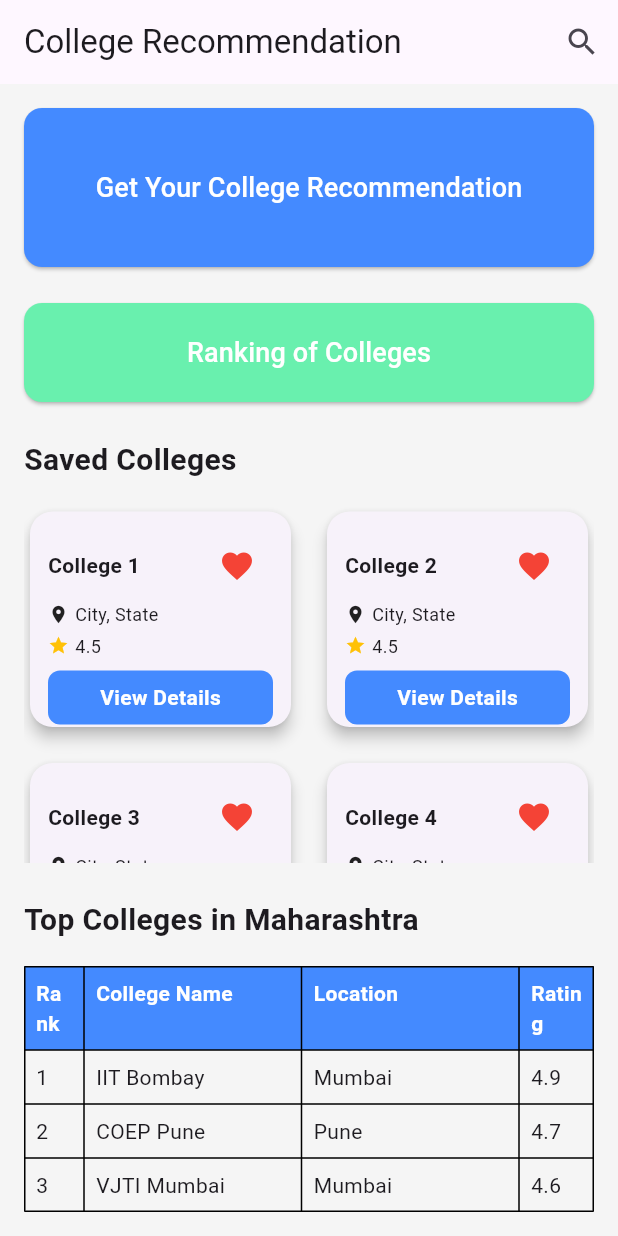
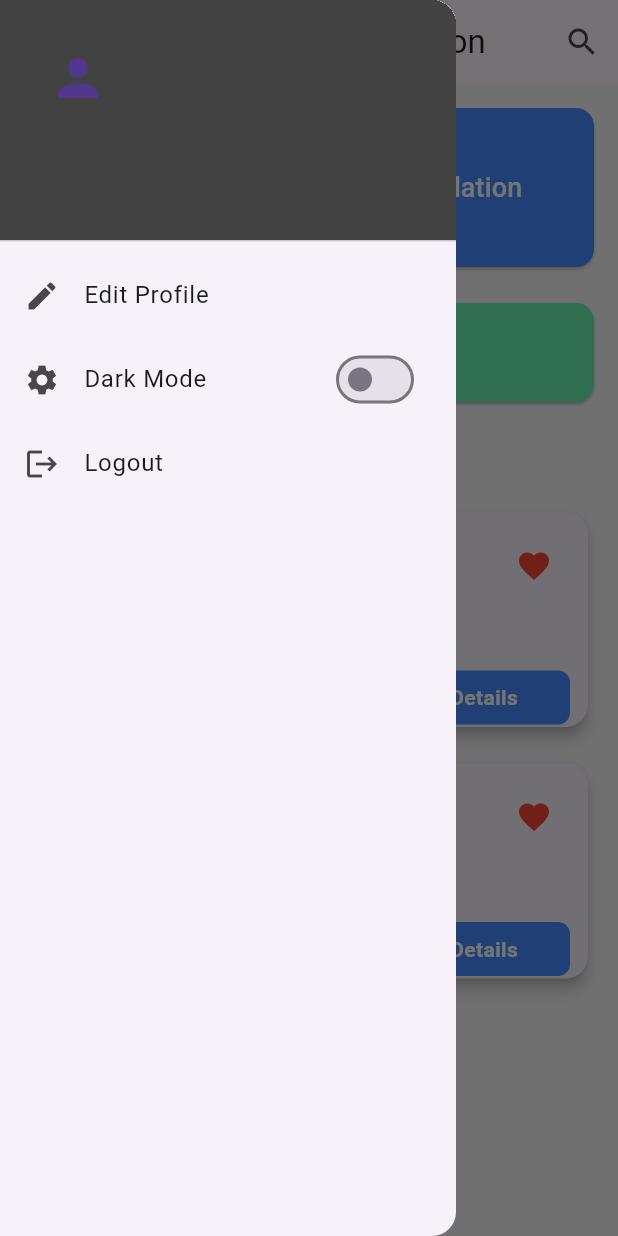
Before and after one commit to omsagvekar/College-Recommendation-App, a Flutter app: the HomeScreen screen opened directly, with the side drawer open (before the commit the screen has no drawer), on a phone screen of 412 x 824 dp. Run offline on Flutter 3.47's test engine with Material 3 defaults, Android fonts, the light colour scheme and no system bars; our stand-ins replace supabase_flutter; accounts and stored records are empty.

Commit message:
changes in the Home Screen

```diff
--- a/lib/home_screen.dart
+++ b/lib/home_screen.dart
@@ -202,82 +202,54 @@ class _HomeScreenState extends State<HomeScreen> {
                   },
                 ),
               ),
-              const SizedBox(height: 24),
-
-              // Top Colleges in Maharashtra Table
-              const Text(
-                'Top Colleges in Maharashtra',
-                style: TextStyle(fontSize: 20, fontWeight: FontWeight.bold),
+            ],
+          ),
+        ),
+        drawer: Drawer(
+          child: ListView(
+            padding: EdgeInsets.zero,
+            children: [
+              UserAccountsDrawerHeader(
+                accountName: Text(userName),
+                accountEmail: Text(userEmail),
+                currentAccountPicture: CircleAvatar(
+                  backgroundColor:
+                      Theme.of(context).brightness == Brightness.dark
+                          ? Colors.grey[800]
+                          : Colors.grey[200],
+                  child: const Icon(Icons.person, size: 40),
+                ),
+                decoration: BoxDecoration(
+                  color: Theme.of(context).brightness == Brightness.dark
+                      ? Colors.grey[800]
+                      : Colors.blueAccent,
+                ),
               ),
-              const SizedBox(height: 16),
-              Table(
-                border: TableBorder.all(color: Colors.black),
-                columnWidths: const {
-                  0: FixedColumnWidth(40),
-                  1: FlexColumnWidth(),
-                  2: FlexColumnWidth(),
-                  3: FixedColumnWidth(50),
+              ListTile(
+                leading: const Icon(Icons.edit),
+                title: const Text('Edit Profile'),
+                onTap: () {
+                  // Add logic for editing profile
                 },
-                children: const [
-                  TableRow(
-                    decoration: BoxDecoration(color: Colors.blueAccent),
-                    children: [
-                      Padding(
-                        padding: EdgeInsets.all(8.0),
-                        child: Text('Rank',
-                            style: TextStyle(
-                                color: Colors.white,
-                                fontWeight: FontWeight.bold)),
-                      ),
-                      Padding(
-                        padding: EdgeInsets.all(8.0),
-                        child: Text('College Name',
-                            style: TextStyle(
-                                color: Colors.white,
-                                fontWeight: FontWeight.bold)),
-                      ),
-                      Padding(
-                        padding: EdgeInsets.all(8.0),
-                        child: Text('Location',
-                            style: TextStyle(
-                                color: Colors.white,
-                                fontWeight: FontWeight.bold)),
-                      ),
-                      Padding(
-                        padding: EdgeInsets.all(8.0),
-                        child: Text('Rating',
-                            style: TextStyle(
-                                color: Colors.white,
-                                fontWeight: FontWeight.bold)),
-                      ),
-                    ],
-                  ),
-                  TableRow(children: [
-                    Padding(padding: EdgeInsets.all(8.0), child: Text('1')),
-                    Padding(
-                        padding: EdgeInsets.all(8.0),
-                        child: Text('IIT Bombay')),
-                    Padding(
-                        padding: EdgeInsets.all(8.0), child: Text('Mumbai')),
-                    Padding(padding: EdgeInsets.all(8.0), child: Text('4.9')),
-                  ]),
-                  TableRow(children: [
-                    Padding(padding: EdgeInsets.all(8.0), child: Text('2')),
-                    Padding(
-                        padding: EdgeInsets.all(8.0), child: Text('COEP Pune')),
-                    Padding(padding: EdgeInsets.all(8.0), child: Text('Pune')),
-                    Padding(padding: EdgeInsets.all(8.0), child: Text('4.7')),
-                  ]),
-                  TableRow(children: [
-                    Padding(padding: EdgeInsets.all(8.0), child: Text('3')),
-                    Padding(
-                        padding: EdgeInsets.all(8.0),
-                        child: Text('VJTI Mumbai')),
-                    Padding(
-                        padding: EdgeInsets.all(8.0), child: Text('Mumbai')),
-                    Padding(padding: EdgeInsets.all(8.0), child: Text('4.6')),
-                  ]),
-                ],
+              ),
+              ListTile(
+                leading: const Icon(Icons.settings),
+                title: const Text('Dark Mode'),
+                trailing: Switch(
+                  value: isDarkMode,
+                  onChanged: (value) {
+                    setState(() {
+                      isDarkMode = value;
+                    });
+                  },
+                ),
+              ),
+              ListTile(
+                leading: const Icon(Icons.logout),
+                title: const Text('Logout'),
+                onTap: () {
+                  logout();
+                },
               ),
             ],
           ),
```
